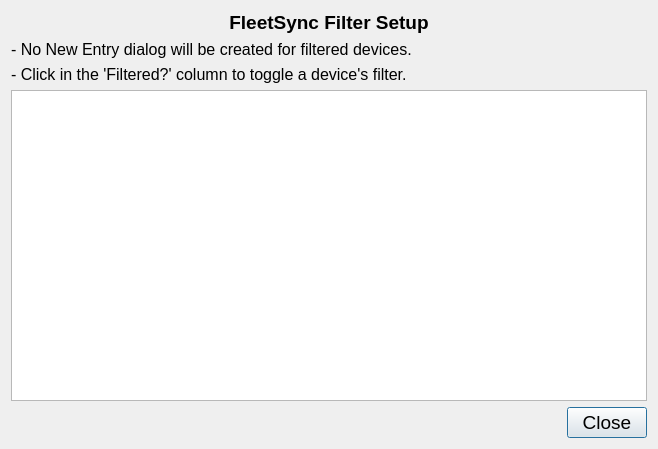
Old version of the form designer/fsFilterDialog.ui in the repository ncssar/radiolog.
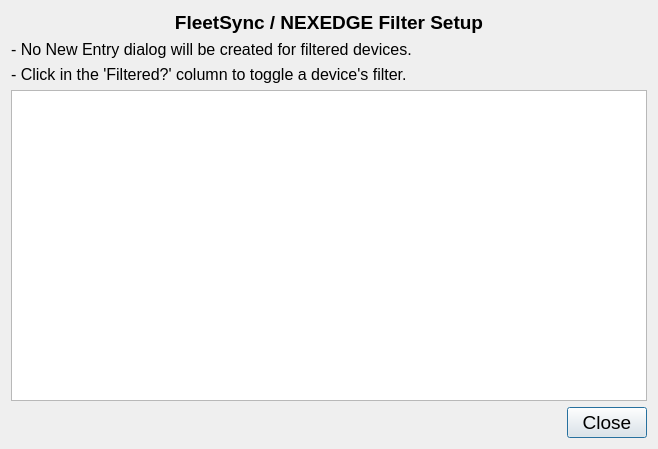
New version of the form.

Patch:
```diff
--- a/designer/fsFilterDialog.ui
+++ b/designer/fsFilterDialog.ui
@@ -34,7 +34,7 @@
       </font>
      </property>
      <property name="text">
-      <string>FleetSync Filter Setup</string>
+      <string>FleetSync / NEXEDGE Filter Setup</string>
      </property>
      <property name="alignment">
       <set>Qt::AlignCenter</set>
```
Left out of the diff: 2 changed lines with no effect on the pictures.
